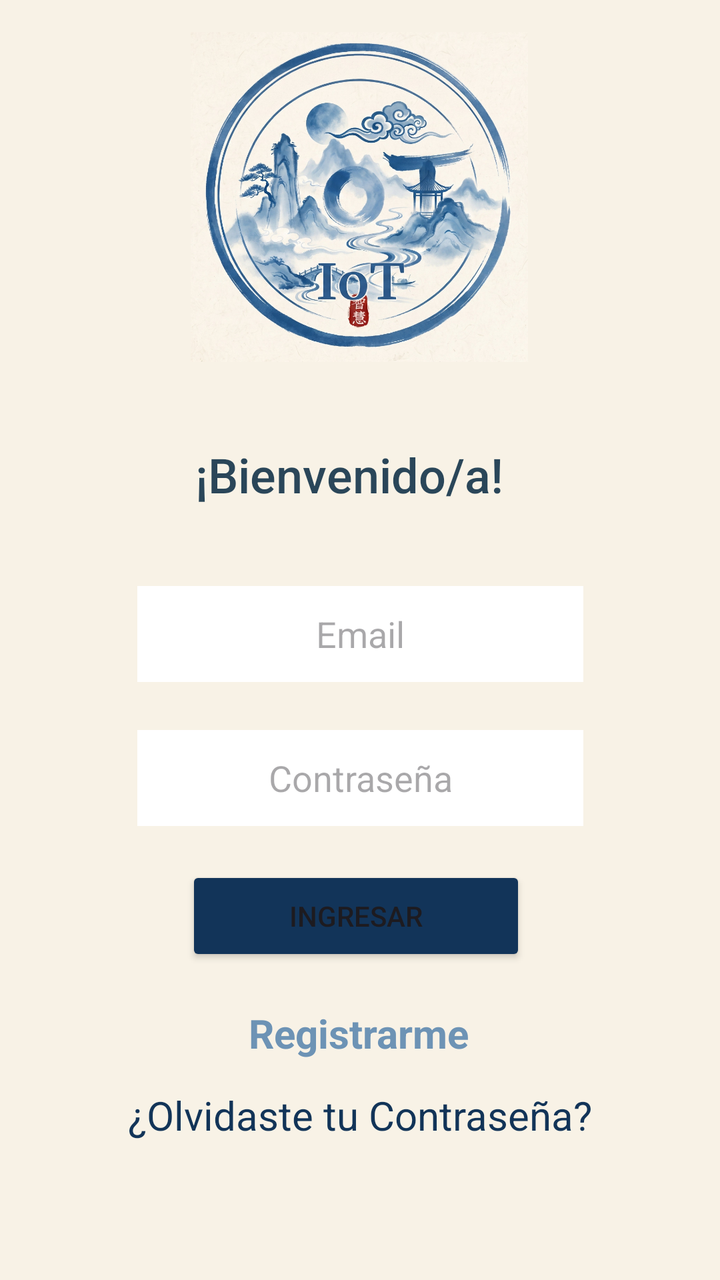
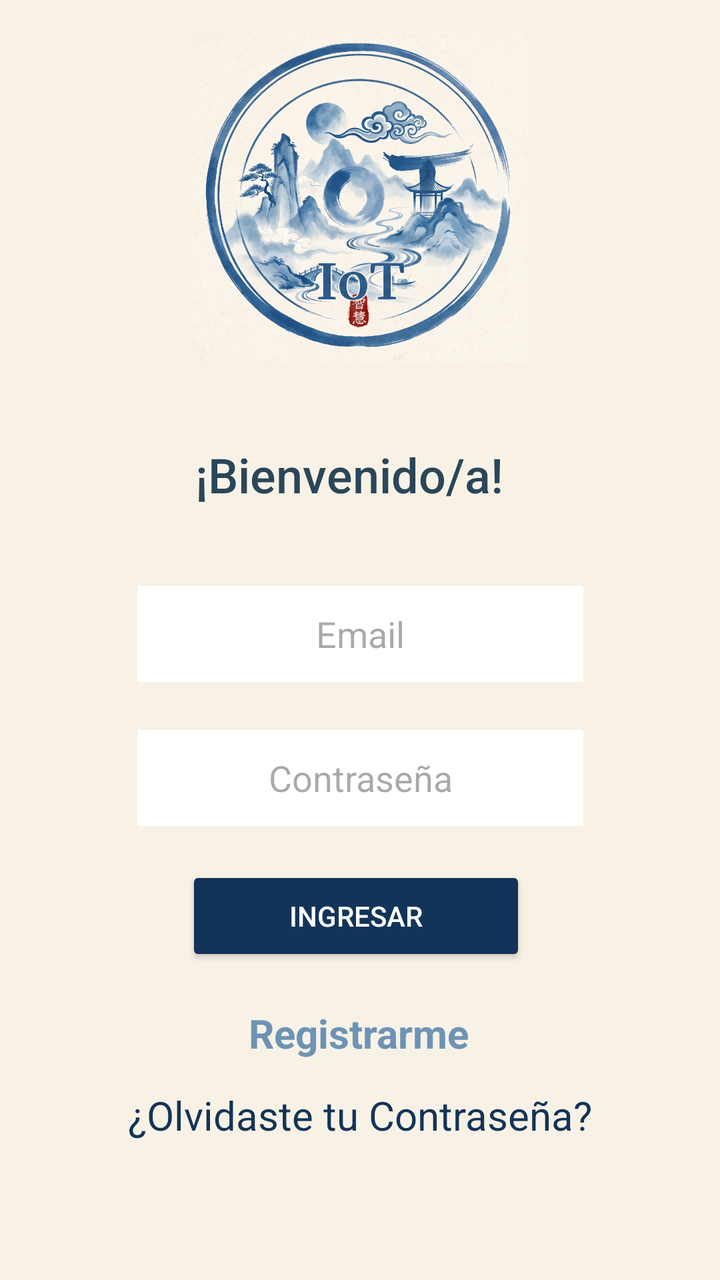

The first picture is an Android layout as it rendered before a commit; the second is the same layout after the commit. The layout source and the unified diff follow.
<!-- AndroidManifest.xml: application theme Theme.Ejemplo1 -->
<!-- res/layout/activity_login.xml -->
<?xml version="1.0" encoding="utf-8"?>
<androidx.constraintlayout.widget.ConstraintLayout xmlns:android="http://schemas.android.com/apk/res/android"
    xmlns:app="http://schemas.android.com/apk/res-auto"
    xmlns:tools="http://schemas.android.com/tools"
    android:id="@+id/login"
    android:layout_width="match_parent"
    android:layout_height="match_parent"
    android:background="#F8F2E6"
    tools:context=".Login">

    <ImageView
        android:id="@+id/imageView2"
        android:layout_width="312dp"
        android:layout_height="165dp"
        android:layout_marginTop="16dp"
        app:layout_constraintEnd_toEndOf="parent"
        app:layout_constraintHorizontal_bias="0.494"
        app:layout_constraintStart_toStartOf="parent"
        app:layout_constraintTop_toTopOf="parent"
        app:srcCompat="@drawable/logo" />

    <EditText
        android:id="@+id/email"
        style="@android:style/Widget.AutoCompleteTextView"
        android:layout_width="223dp"
        android:layout_height="48dp"
        android:layout_marginTop="32dp"
        android:background="#FFFFFF"
        android:ems="10"
        android:hint="Email"
        android:inputType="text"
        android:textAlignment="center"
        app:barrierAllowsGoneWidgets="true"
        app:layout_constraintEnd_toEndOf="parent"
        app:layout_constraintStart_toStartOf="parent"
        app:layout_constraintTop_toBottomOf="@+id/textView" />

    <TextView
        android:id="@+id/textView"
        android:layout_width="165dp"
        android:layout_height="40dp"
        android:layout_marginTop="40dp"
        android:text="¡Bienvenido/a!"
        android:textAppearance="@style/TextAppearance.AppCompat.Body2"
        android:textColor="#DA072940"
        android:textSize="24sp"
        app:layout_constraintEnd_toEndOf="parent"
        app:layout_constraintStart_toStartOf="parent"
        app:layout_constraintTop_toBottomOf="@+id/imageView2" />

    <EditText
        android:id="@+id/cla"
        style="@android:style/Widget.AutoCompleteTextView"
        android:layout_width="223dp"
        android:layout_height="48dp"
        android:layout_marginStart="12dp"
        android:layout_marginTop="24dp"
        android:layout_marginEnd="12dp"
        android:background="#FFFFFF"
        android:ems="10"
        android:hint="Contraseña"
        android:inputType="textPassword"
        android:textAlignment="center"
        app:layout_constraintEnd_toEndOf="parent"
        app:layout_constraintStart_toStartOf="parent"
        app:layout_constraintTop_toBottomOf="@+id/email" />

    <Button
        android:id="@+id/btnIngresar"
        android:layout_width="170dp"
        android:layout_height="50dp"
        android:layout_marginTop="20dp"
        android:backgroundTint="#123459"
        android:text="Ingresar"
        app:layout_constraintEnd_toEndOf="parent"
        app:layout_constraintHorizontal_bias="0.489"
        app:layout_constraintStart_toStartOf="parent"
        app:layout_constraintTop_toBottomOf="@+id/cla" />

    <TextView
        android:id="@+id/registrar"
        android:layout_width="wrap_content"
        android:layout_height="wrap_content"
        android:layout_marginTop="20dp"
        android:text="Registrarme"
        android:textAllCaps="false"
        android:textColor="#6D93B5"
        android:textSize="20sp"
        android:textStyle="bold"
        app:layout_constraintEnd_toEndOf="parent"
        app:layout_constraintHorizontal_bias="0.498"
        app:layout_constraintStart_toStartOf="parent"
        app:layout_constraintTop_toBottomOf="@+id/btnIngresar" />

    <TextView
        android:id="@+id/olvidar"
        android:layout_width="wrap_content"
        android:layout_height="wrap_content"
        android:layout_marginTop="14dp"
        android:text="¿Olvidaste tu Contraseña?"
        android:textColor="#123458"
        android:textSize="20sp"
        app:layout_constraintEnd_toEndOf="parent"
        app:layout_constraintStart_toStartOf="parent"
        app:layout_constraintTop_toBottomOf="@+id/registrar" />

</androidx.constraintlayout.widget.ConstraintLayout>
<!-- resources referenced by this layout -->
<resources>
  <!-- drawable logo: jpg bitmap (drawable, 247364 bytes) -->
  <style name="Theme.Ejemplo1" parent="Base.Theme.Ejemplo1" />
  <style name="Base.Theme.Ejemplo1" parent="Theme.Material3.DayNight.NoActionBar">
          
          
      </style>
</resources>

<!-- the commit's change to res/layout/activity_login.xml (unified diff, before → after) -->
@@ -72,6 +72,7 @@
         android:layout_marginTop="20dp"
         android:backgroundTint="#123459"
         android:text="Ingresar"
+        android:textColor="#FFFFFF"
         app:layout_constraintEnd_toEndOf="parent"
         app:layout_constraintHorizontal_bias="0.489"
         app:layout_constraintStart_toStartOf="parent"
